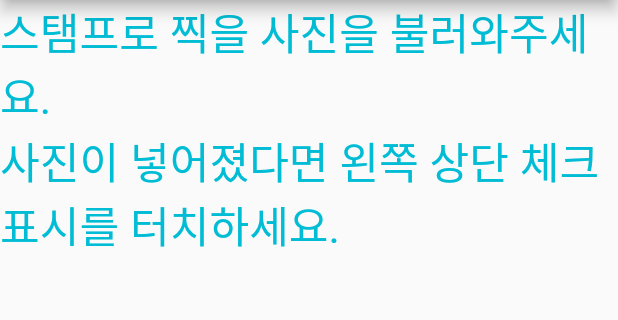
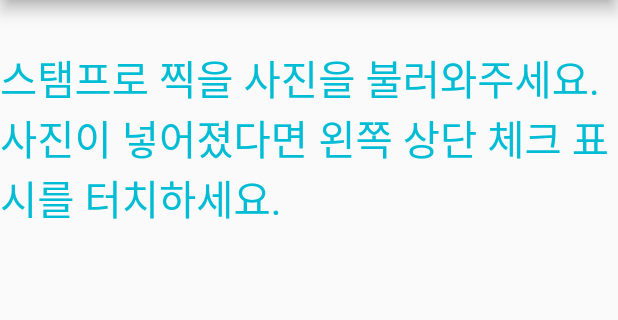
Before and after one commit to comdori-wj/Flutter-Camera-App-StampShot, a Flutter app: the screen it shows after launch, on a phone screen of 412 x 824 dp, the part 84-404 px from its top. Run offline on Flutter 3.47's test engine with Material 2 defaults, Android fonts, the phone set to English and light mode, and no system bars; drawn by our look-alikes of showcaseview; our stand-ins replace camera, flutter_native_admob, flutter_screenutil, fluttertoast, image_picker, package_info and 2 more; missing offline and left inert: ext_storage, firebase_admob, torch, torch_compat; accounts and stored records are empty.

Commit message:
2.1.7
프로젝트 패키지 변경

```diff
--- a/lib/screens/stamp.dart
+++ b/lib/screens/stamp.dart
@@ -8,8 +8,8 @@ import 'package:flutter/services.dart';
 import 'package:image_picker/image_picker.dart';
 import 'package:showcaseview/showcaseview.dart';
 
-//import 'package:camera/camera.dart';
-import 'package:flutter_better_camera/camera.dart';
+import 'package:camera/camera.dart';
+//import 'package:flutter_better_camera/camera.dart';
 
 import 'package:shared_preferences/shared_preferences.dart';
 import 'package:flutter_native_admob/flutter_native_admob.dart';
@@ -123,8 +123,8 @@ class _StampPageState extends State<Stamp> {
                 Container(
                   child: _image == null
                       ? new Text(
-                    '스탬프로 찍을 사진을 불러와주세요. \n사진이 넣어졌다면 왼쪽 상단 체크 표시를 터치하세요.',
-                    style: TextStyle(fontSize: 28.8, color: Colors.cyan),)
+                    '\n스탬프로 찍을 사진을 불러와주세요. \n사진이 넣어졌다면 왼쪽 상단 체크 표시를 터치하세요.',
+                    style: TextStyle(fontSize: 27, color: Colors.cyan),)
                       : new Image.file(_image), width: 480, height: 400.0,
 
 
--- a/pubspec.yaml
+++ b/pubspec.yaml
@@ -23,7 +23,7 @@ dependencies:
   # The following adds the Cupertino Icons font to your application.
   # Use with the CupertinoIcons class for iOS style icons.
   cupertino_icons: ^0.1.3
-  camera: ^0.5.7+3
+  camera: ^0.5.8+7
   path_provider: ^1.5.1
   path: ^1.6.4
   fluttertoast: ^4.0.0
@@ -38,7 +38,7 @@ dependencies:
   permission_handler: ^5.0.1+1
   torch_compat: ^1.0.2
   torch: ^0.1.1
-  flutter_better_camera: ^0.6.1
+# flutter_better_camera: ^0.6.1
 
 dev_dependencies:
   flutter_test:
```
Also changed, not shown: lib/screens/camera.dart (+40 -48 lines), pubspec.lock, 3 other files.
